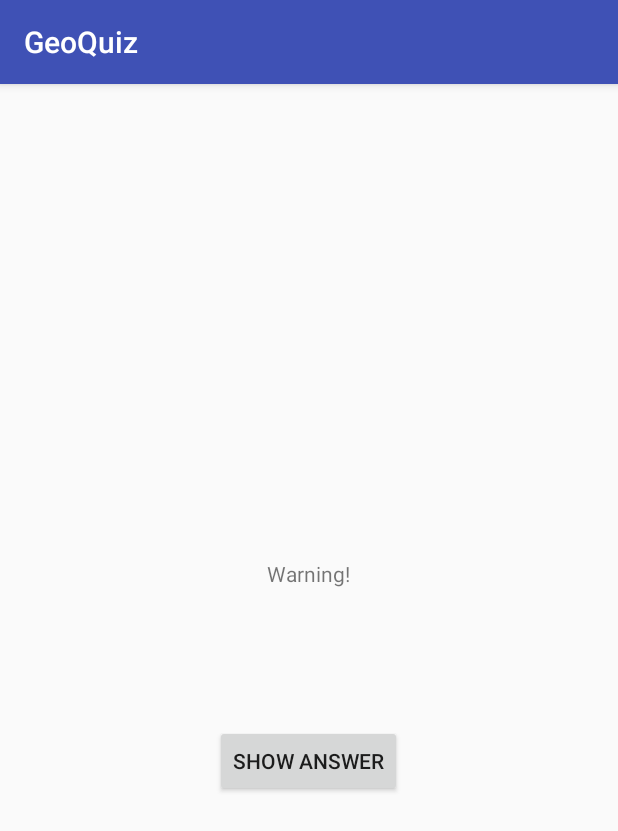
After one commit to pintaste/Android-Development, an Android app: the CheatActivity screen opened directly, with no data from a screen before it, on a phone screen of 412 x 824 dp. The commit adds this screen. Shown: the top 831 px of the screen. Run offline under Robolectric (Android 15) with nearby library versions, the phone set to English and light mode, and no system bars.

Commit message:
Add CheatActivity

```diff
--- a/app/src/main/AndroidManifest.xml
+++ b/app/src/main/AndroidManifest.xml
@@ -9,10 +9,10 @@
         android:roundIcon="@mipmap/ic_launcher_round"
         android:supportsRtl="true"
         android:theme="@style/AppTheme">
+        <activity android:name=".CheatActivity"></activity>
         <activity android:name=".MainActivity">
             <intent-filter>
                 <action android:name="android.intent.action.MAIN" />
-
                 <category android:name="android.intent.category.LAUNCHER" />
             </intent-filter>
         </activity>
--- /dev/null
+++ b/app/src/main/java/com/example/geoquiz/CheatActivity.java
@@ -0,0 +1,57 @@
+package com.example.geoquiz;
+
+import androidx.appcompat.app.AppCompatActivity;
+
+import android.content.Context;
+import android.content.Intent;
+import android.os.Bundle;
+import android.view.View;
+import android.widget.Button;
+import android.widget.TextView;
+
+public class CheatActivity extends AppCompatActivity {
+
+    private static final String EXTRA_ANSWER_IS_TRUE = "com.example.geoquiz.answer_is_true";
+    private static final String EXTRA_ANSWER_SHOWN = "com.example.geoquiz.answer_shown";
+
+    private boolean mAnswerIsTrue;
+    private TextView mAnswerTextView;
+    private Button mShowAnswerButton;
+
+    public static Intent newIntent(Context packageContext, boolean answerIsTrue) {
+        Intent intent = new Intent(packageContext, CheatActivity.class);
+        intent.putExtra(EXTRA_ANSWER_IS_TRUE, answerIsTrue);
+        return intent;
+    }
+
+    public static boolean wasAnswerShown(Intent result) {
+        return result.getBooleanExtra(EXTRA_ANSWER_SHOWN, false);
+    }
+
+    @Override
+    protected void onCreate(Bundle savedInstanceState) {
+        super.onCreate(savedInstanceState);
+        setContentView(R.layout.activity_cheat);
+
+        mAnswerIsTrue = getIntent().getBooleanExtra(EXTRA_ANSWER_IS_TRUE, false);
+        mAnswerTextView = (TextView) findViewById(R.id.answer_text_view);
+        mShowAnswerButton= (Button) findViewById(R.id.show_answer_button);
+        mShowAnswerButton.setOnClickListener(new View.OnClickListener() {
+            @Override
+            public void onClick(View v) {
+                if (mAnswerIsTrue) {
+                    mAnswerTextView.setText(R.string.true_button);
+                } else {
+                    mAnswerTextView.setText(R.string.false_button);
+                }
+                setAnswerShownResult(true);
+            }
+        });
+    }
+
+    private void setAnswerShownResult(boolean isAnswerShown) {
+        Intent data = new Intent();
+        data.putExtra(EXTRA_ANSWER_SHOWN, isAnswerShown);
+        setResult(RESULT_OK, data);
+    }
+}
--- /dev/null
+++ b/app/src/main/res/layout/activity_cheat.xml
@@ -0,0 +1,24 @@
+<LinearLayout xmlns:android="http://schemas.android.com/apk/res/android"
+    xmlns:tools="http://schemas.android.com/tools"
+    android:layout_width="match_parent"
+    android:layout_height="match_parent"
+    android:orientation="vertical"
+    android:gravity="center"
+    tools:context="com.example.geoquiz.CheatActivity">
+    <TextView
+        android:layout_width="wrap_content"
+        android:layout_height="wrap_content"
+        android:padding="24dp"
+        android:text="@string/warning_text"/>
+    <TextView
+        android:id="@+id/answer_text_view"
+        android:layout_width="wrap_content"
+        android:layout_height="wrap_content"
+        android:padding="24dp"
+        tools:text="Answer"/>
+    <Button
+        android:id="@+id/show_answer_button"
+        android:layout_width="wrap_content"
+        android:layout_height="wrap_content"
+        android:text="@string/show_answer_button"/>
+</LinearLayout>
--- a/app/src/main/res/layout/activity_main.xml
+++ b/app/src/main/res/layout/activity_main.xml
@@ -40,7 +40,11 @@
             android:drawableLeft="@drawable/arrow_left"
             android:drawablePadding="4dp"
             android:text="@string/perv_button" />
-
+        <Button
+            android:id="@+id/cheat_button"
+            android:layout_width="wrap_content"
+            android:layout_height="wrap_content"
+            android:text="@string/cheat_button"/>
         <Button
             android:id="@+id/next_button"
             android:layout_width="wrap_content"
--- a/app/src/main/res/values/strings.xml
+++ b/app/src/main/res/values/strings.xml
@@ -4,8 +4,13 @@
     <string name="false_button">False</string>
     <string name="perv_button">Prev</string>
     <string name="next_button">Next</string>
+    <string name="cheat_button">Cheat</string>
+    <string name="show_answer_button">Show Answer</string>
     <string name="correct_toast">Correct!</string>
     <string name="incorrect_toast">Incorrect!</string>
+    <string name="warning_text">Warning!</string>
+    <string name="judgment_toast">No Judgment</string>
+
 
     <string name="question_australia">1. Canberra is the capital of Australia.</string>
     <string name="question_oceans">2. The Pacific Ocean is larger than the Atlantic Ocean.</string>
```
Also changed, not shown: app/src/main/java/com/example/geoquiz/MainActivity.java (+42 -7 lines).
